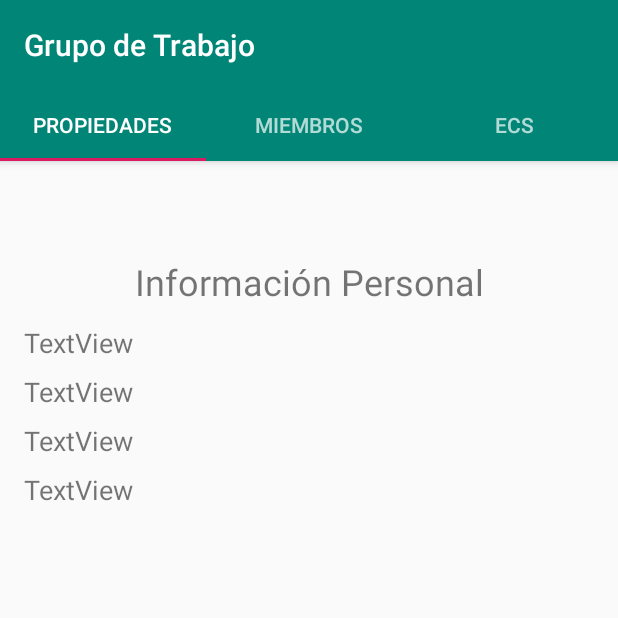
After one commit to alejandroesalas/ApiCmdb, an Android app: the WorkGroupActivity screen opened directly, with no data from a screen before it, on a phone screen of 412 x 824 dp, the top half of it. The commit adds this screen. Run offline under Robolectric (Android 15) with nearby library versions, the phone set to English and light mode, and no system bars; network calls fail.

Commit message:
Interfaces persona y grupo de trabajo agregadas

```diff
--- /dev/null
+++ b/app/src/main/java/edu/cecar/syscmdb/activity/WorkGroupActivity.java
@@ -0,0 +1,30 @@
+package edu.cecar.syscmdb.activity;
+
+import android.os.Bundle;
+
+import android.support.design.widget.TabLayout;
+import android.support.v4.view.ViewPager;
+import android.support.v7.app.AppCompatActivity;
+import android.support.v7.widget.Toolbar;
+
+import edu.cecar.syscmdb.R;
+import edu.cecar.syscmdb.adapters.GroupSectionsPagerAdapter;
+
+public class WorkGroupActivity extends AppCompatActivity {
+
+    @Override
+    protected void onCreate(Bundle savedInstanceState) {
+        super.onCreate(savedInstanceState);
+        setContentView(R.layout.activity_work_group);
+        Toolbar toolbar = findViewById(R.id.toolbar);
+        setSupportActionBar(toolbar);
+
+        GroupSectionsPagerAdapter groupSectionsPagerAdapter = new GroupSectionsPagerAdapter(this, getSupportFragmentManager());
+        ViewPager viewPager = findViewById(R.id.viewPagerWorkGroup);
+        viewPager.setAdapter(groupSectionsPagerAdapter);
+        TabLayout tabs = findViewById(R.id.tabsWorkGroup);
+        tabs.setupWithViewPager(viewPager);
+
+    }
+
+}
--- /dev/null
+++ b/app/src/main/java/edu/cecar/syscmdb/adapters/GroupSectionsPagerAdapter.java
@@ -0,0 +1,52 @@
+package edu.cecar.syscmdb.adapters;
+
+import android.content.Context;
+import android.support.annotation.Nullable;
+import android.support.annotation.StringRes;
+import android.support.v4.app.Fragment;
+import android.support.v4.app.FragmentManager;
+import android.support.v4.app.FragmentPagerAdapter;
+
+import edu.cecar.syscmdb.R;
+import edu.cecar.syscmdb.fragments.ECs.ECsFragment;
+import edu.cecar.syscmdb.fragments.personalinformation.PropertiesFragment;
+import edu.cecar.syscmdb.fragments.workgroup.MembersFragment;
+
+public class GroupSectionsPagerAdapter extends FragmentPagerAdapter {
+    private Fragment currenFragment;
+
+    @StringRes
+    private static final int[] TAB_TITLES = new int[]{R.string.tab_text_1, R.string.tab_text_4, R.string.tab_text_3};
+    private final Context mContext;
+
+    public GroupSectionsPagerAdapter(Context context, FragmentManager fm) {
+        super(fm);
+        mContext = context;
+    }
+
+    @Override
+    public Fragment getItem(int position) {
+        switch (position){
+            case 0: currenFragment = new PropertiesFragment();
+                break;
+            case 1: currenFragment = new MembersFragment();
+                break;
+            case 2: currenFragment = new ECsFragment();
+                break;
+            default: currenFragment = new PropertiesFragment();
+                break;
+        }
+        return currenFragment;
+    }
+
+    @Nullable
+    @Override
+    public CharSequence getPageTitle(int position) {
+        return mContext.getResources().getString(TAB_TITLES[position]);
+    }
+
+    @Override
+    public int getCount() {
+        return TAB_TITLES.length;
+    }
+}
--- /dev/null
+++ b/app/src/main/java/edu/cecar/syscmdb/fragments/personalinformation/PropertiesFragment.java
@@ -0,0 +1,32 @@
+package edu.cecar.syscmdb.fragments.personalinformation;
+
+
+import android.os.Bundle;
+import android.support.v4.app.Fragment;
+import android.view.LayoutInflater;
+import android.view.View;
+import android.view.ViewGroup;
+
+import edu.cecar.syscmdb.R;
+
+/**
+ * A simple {@link Fragment} subclass.
+ */
+public class PropertiesFragment extends Fragment {
+
+
+    public PropertiesFragment() {
+        // Required empty public constructor
+    }
+
+
+    @Override
+    public View onCreateView(LayoutInflater inflater, ViewGroup container,
+                             Bundle savedInstanceState) {
+        // Inflate the layout for this fragment
+
+
+        return inflater.inflate(R.layout.fragment_properties, container, false);
+    }
+
+}
--- /dev/null
+++ b/app/src/main/java/edu/cecar/syscmdb/fragments/workgroup/MembersFragment.java
@@ -0,0 +1,30 @@
+package edu.cecar.syscmdb.fragments.workgroup;
+
+
+import android.os.Bundle;
+import android.support.v4.app.Fragment;
+import android.view.LayoutInflater;
+import android.view.View;
+import android.view.ViewGroup;
+
+import edu.cecar.syscmdb.R;
+
+/**
+ * A simple {@link Fragment} subclass.
+ */
+public class MembersFragment extends Fragment {
+
+
+    public MembersFragment() {
+        // Required empty public constructor
+    }
+
+
+    @Override
+    public View onCreateView(LayoutInflater inflater, ViewGroup container,
+                             Bundle savedInstanceState) {
+        // Inflate the layout for this fragment
+        return inflater.inflate(R.layout.fragment_members, container, false);
+    }
+
+}
--- /dev/null
+++ b/app/src/main/res/layout/activity_work_group.xml
@@ -0,0 +1,37 @@
+<?xml version="1.0" encoding="utf-8"?>
+<android.support.design.widget.CoordinatorLayout xmlns:android="http://schemas.android.com/apk/res/android"
+    xmlns:app="http://schemas.android.com/apk/res-auto"
+    xmlns:tools="http://schemas.android.com/tools"
+    android:layout_width="match_parent"
+    android:layout_height="match_parent"
+    tools:context=".activity.WorkGroupActivity">
+
+    <android.support.design.widget.AppBarLayout
+        android:layout_width="match_parent"
+        android:layout_height="wrap_content"
+        android:theme="@style/AppTheme.AppBarOverlay">
+
+        <TextView
+            android:id="@+id/titleWorkGroup"
+            android:layout_width="wrap_content"
+            android:layout_height="wrap_content"
+            android:gravity="center"
+            android:minHeight="?actionBarSize"
+            android:padding="@dimen/appbar_padding"
+            android:text="@string/app_name_work_group"
+            android:textAppearance="@style/TextAppearance.Widget.AppCompat.Toolbar.Title" />
+
+        <android.support.design.widget.TabLayout
+            android:id="@+id/tabsWorkGroup"
+            android:layout_width="match_parent"
+            android:layout_height="wrap_content"
+            android:background="?attr/colorPrimary" />
+    </android.support.design.widget.AppBarLayout>
+
+    <android.support.v4.view.ViewPager
+        android:id="@+id/viewPagerWorkGroup"
+        android:layout_width="match_parent"
+        android:layout_height="match_parent"
+        app:layout_behavior="@string/appbar_scrolling_view_behavior" />
+
+</android.support.design.widget.CoordinatorLayout>
--- /dev/null
+++ b/app/src/main/res/layout/fragment_properties.xml
@@ -0,0 +1,85 @@
+<?xml version="1.0" encoding="utf-8"?>
+<FrameLayout xmlns:android="http://schemas.android.com/apk/res/android"
+    xmlns:app="http://schemas.android.com/apk/res-auto"
+    xmlns:tools="http://schemas.android.com/tools"
+    android:layout_width="match_parent"
+    android:layout_height="match_parent"
+    tools:context=".fragments.personalinformation.PropertiesFragment">
+
+    <android.support.constraint.ConstraintLayout
+        android:layout_width="match_parent"
+        android:layout_height="match_parent">
+
+        <ImageView
+            android:id="@+id/imageView4"
+            android:layout_width="wrap_content"
+            android:layout_height="wrap_content"
+            android:layout_marginStart="141dp"
+            android:layout_marginTop="44dp"
+            android:layout_marginEnd="142dp"
+            app:layout_constraintEnd_toEndOf="parent"
+            app:layout_constraintHorizontal_bias="0.0"
+            app:layout_constraintStart_toStartOf="parent"
+            app:layout_constraintTop_toTopOf="parent"
+            tools:src="@tools:sample/avatars[0]" />
+
+        <TextView
+            android:id="@+id/textView2"
+            android:layout_width="wrap_content"
+            android:layout_height="wrap_content"
+            android:layout_marginStart="168dp"
+            android:layout_marginTop="20dp"
+            android:layout_marginEnd="185dp"
+            android:text="Información Personal"
+            android:textSize="24sp"
+            app:layout_constraintEnd_toEndOf="parent"
+            app:layout_constraintHorizontal_bias="0.452"
+            app:layout_constraintStart_toStartOf="parent"
+            app:layout_constraintTop_toBottomOf="@+id/imageView4" />
+
+        <TextView
+            android:id="@+id/textViewNames"
+            android:layout_width="wrap_content"
+            android:layout_height="wrap_content"
+            android:layout_marginStart="16dp"
+            android:layout_marginTop="12dp"
+            android:text="TextView"
+            android:textSize="18sp"
+            app:layout_constraintStart_toStartOf="parent"
+            app:layout_constraintTop_toBottomOf="@+id/textView2" />
+
+        <TextView
+            android:id="@+id/textViewOrganization"
+            android:layout_width="wrap_content"
+            android:layout_height="wrap_content"
+            android:layout_marginStart="16dp"
+            android:layout_marginTop="8dp"
+            android:text="TextView"
+            android:textSize="18sp"
+            app:layout_constraintStart_toStartOf="parent"
+            app:layout_constraintTop_toBottomOf="@+id/textViewNames" />
+
+        <TextView
+            android:id="@+id/textViewState"
+            android:layout_width="wrap_content"
+            android:layout_height="wrap_content"
+            android:layout_marginStart="16dp"
+            android:layout_marginTop="8dp"
+            android:text="TextView"
+            android:textSize="18sp"
+            app:layout_constraintStart_toStartOf="parent"
+            app:layout_constraintTop_toBottomOf="@+id/textViewOrganization" />
+
+        <TextView
+            android:id="@+id/textViewEmail"
+            android:layout_width="wrap_content"
+            android:layout_height="wrap_content"
+            android:layout_marginStart="16dp"
+            android:layout_marginTop="8dp"
+            android:text="TextView"
+            android:textSize="18sp"
+            app:layout_constraintStart_toStartOf="parent"
+            app:layout_constraintTop_toBottomOf="@+id/textViewState" />
+
+    </android.support.constraint.ConstraintLayout>
+</FrameLayout>
--- /dev/null
+++ b/app/src/main/res/values-w820dp/dimens.xml
@@ -0,0 +1,6 @@
+<resources>
+    <!-- Example customization of dimensions originally defined in res/values/dimens.xml
+         (such as screen margins) for screens with more than 820dp of available width. This
+         would include 7" and 10" devices in landscape (~960dp and ~1280dp respectively). -->
+    <dimen name="activity_horizontal_margin">64dp</dimen>
+</resources>
--- a/app/src/main/res/values/dimens.xml
+++ b/app/src/main/res/values/dimens.xml
@@ -6,4 +6,6 @@
     <dimen name="fake">2dp</dimen>
     <dimen name="nav_header_height">176dp</dimen>
     <dimen name="fab_margin">16dp</dimen>
+    <dimen name="appbar_padding">16dp</dimen>
+    <dimen name="appbar_padding_top">8dp</dimen>
 </resources>
--- a/app/src/main/res/values/strings.xml
+++ b/app/src/main/res/values/strings.xml
@@ -1,5 +1,7 @@
 <resources>
     <string name="app_name">SysCmdb</string>
+    <string name="app_name_person">Persona</string>
+    <string name="app_name_work_group">Grupo de Trabajo</string>
     <!-- Strings related to login -->
     <string name="prompt_email">Email</string>
     <string name="prompt_password">Password</string>
@@ -35,4 +37,14 @@
 
     <!-- TODO: Remove or change this placeholder text -->
     <string name="hello_blank_fragment">Hello blank fragment</string>
+    <string name="title_activity_personal_information">PersonalInformationActivity</string>
+    <string name="tab_text_1">Propiedades</string>
+    <string name="tab_text_2">Grupos</string>
+    <string name="tab_text_3">ECs</string>
+    <string name="tab_text_4">Miembros</string>
+    <string name="tab_text_5">Información</string>
+    <string name="tab_text_6">Contactos</string>
+    <string name="tab_text_7">Pendiente</string>
+    <string name="title_activity_work_group">WorkGroupActivity</string>
+    <string name="title_activity_contact">ContactActivity</string>
 </resources>
```
Also changed, not shown: app/src/main/AndroidManifest.xml (+14 -12 lines), app/src/main/java/edu/cecar/syscmdb/activity/PersonalInformationActivity.java (added, +28 -0 lines), app/src/main/java/edu/cecar/syscmdb/adapters/PersonalSectionsPagerAdapter.java (added, +52 -0 lines), app/src/main/java/edu/cecar/syscmdb/fragments/ECs/ECsFragment.java (added, +30 -0 lines), app/src/main/java/edu/cecar/syscmdb/fragments/personalinformation/GroupsFragment.java (added, +30 -0 lines), app/src/main/res/layout/activity_personal_information.xml (added, +37 -0 lines), app/src/main/res/layout/fragment_ecs.xml (added, +11 -0 lines), app/src/main/res/layout/fragment_groups.xml (added, +12 -0 lines), app/src/main/res/layout/fragment_members.xml (added, +11 -0 lines).
